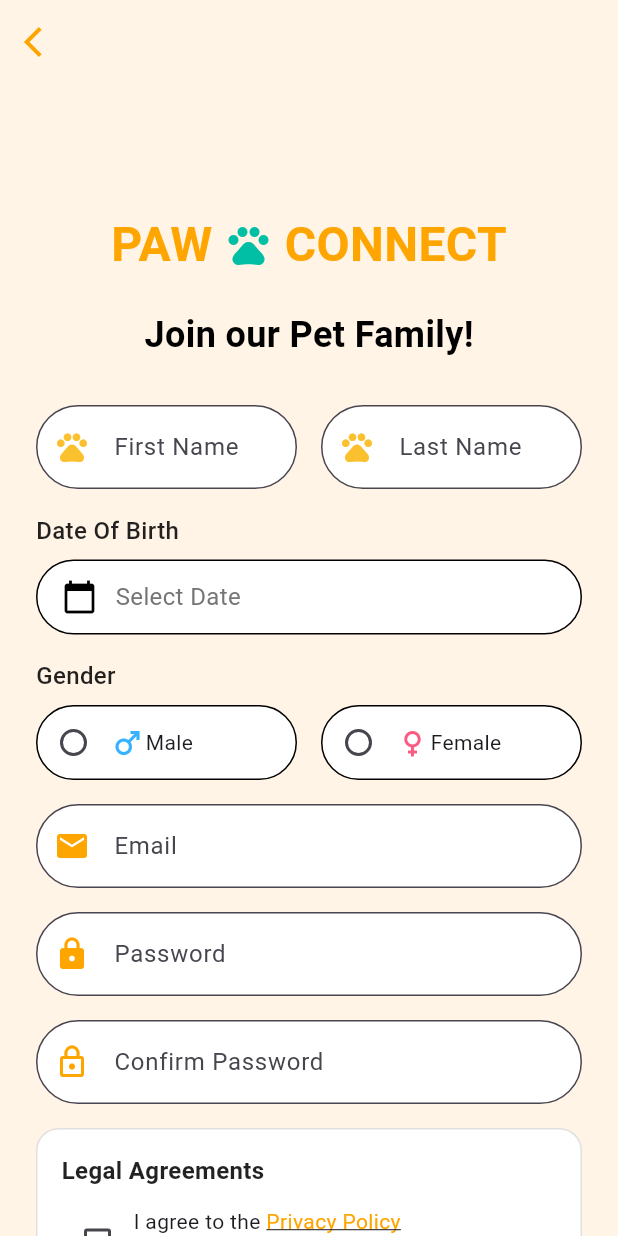
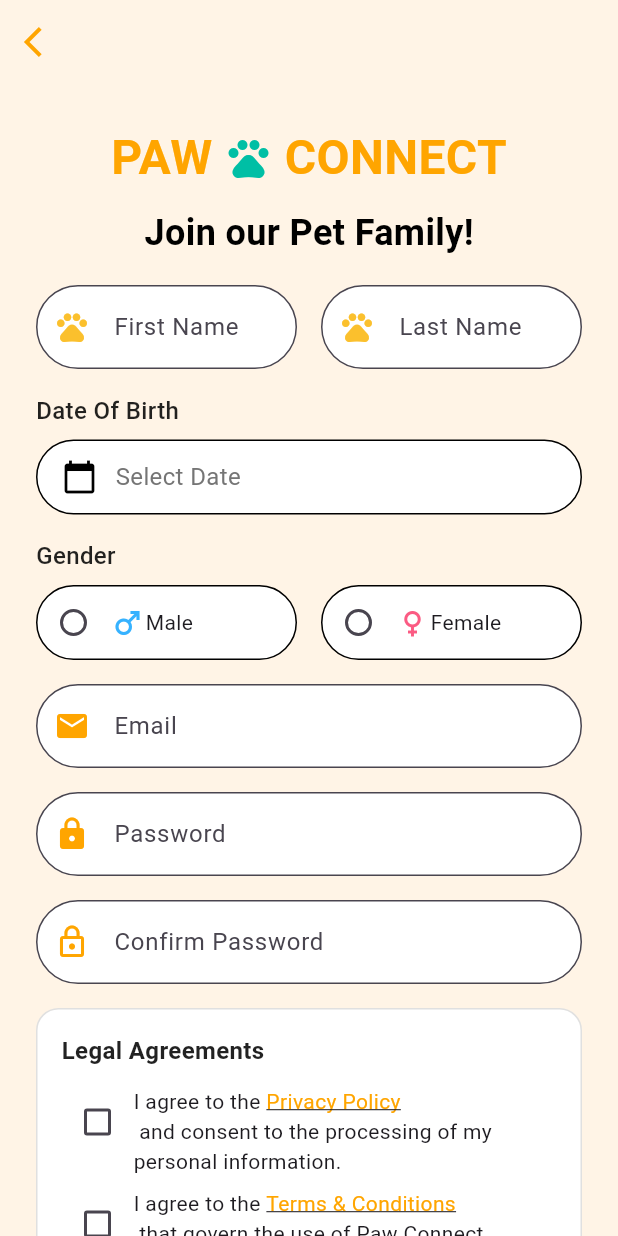
Before and after one commit to summerliah/PawConnect, a Flutter app: the screen it shows after launch, after a tap on an icon or button, on a phone screen of 412 x 824 dp. Run offline on Flutter 3.47's test engine with Material 3 defaults, Android fonts, the phone set to English and light mode, and no system bars; our stand-ins replace camera, image_picker, permission_handler, supabase_flutter; accounts and stored records are empty.

Commit message:
login not scrollable + picstures sa reg page

```diff
--- a/lib/login_page.dart
+++ b/lib/login_page.dart
@@ -223,10 +223,11 @@ class _LoginPageState extends State<LoginPage> {
   Widget build(BuildContext context) {
     return Scaffold(
       backgroundColor: Color(0xFFFFF4E6), // warm pet-friendly background
-      body: SingleChildScrollView(
-        child: Padding(
-          padding: const EdgeInsets.all(24.0),
+      body: Padding(
+        padding: const EdgeInsets.all(24.0),
+        child: Center(
           child: Column(
+            mainAxisSize: MainAxisSize.min,
             mainAxisAlignment: MainAxisAlignment.center,
             children: [
               SizedBox(height: 60),
@@ -322,7 +323,7 @@ class _LoginPageState extends State<LoginPage> {
               ),
               Image.asset(
                 'assets/dog.png',
-                height: 235,
+                height: 200,
                 fit: BoxFit.contain,
               ),
             ],
--- a/lib/register_page.dart
+++ b/lib/register_page.dart
@@ -325,7 +325,7 @@ class _RegisterPageState extends State<RegisterPage> {
           child: Column(
             mainAxisAlignment: MainAxisAlignment.start,
             children: [
-              SizedBox(height: 60),
+              SizedBox(height: 2),
 
               // PAW CONNECT Logo with paw
               Row(
@@ -352,7 +352,7 @@ class _RegisterPageState extends State<RegisterPage> {
                   ),
                 ],
               ),
-              SizedBox(height: 20),
+              SizedBox(height: 10), // Reduced from 20
 
               Text(
                 "Join our Pet Family!",
@@ -362,7 +362,7 @@ class _RegisterPageState extends State<RegisterPage> {
                   color: Colors.black,
                 ),
               ),
-              SizedBox(height: 30),
+              SizedBox(height: 18), // Reduced from 30
 
               // First Name and Last Name fields
               Row(
@@ -776,8 +776,8 @@ class _RegisterPageState extends State<RegisterPage> {
 
               // Cat image at the bottom
               Image.asset(
-                'assets/cat.png',
-                height: 120,
+                'assets/newcat.png',
+                height: 350, // Increased from 120
                 fit: BoxFit.contain,
               ),
             ],
```
Also changed, not shown: assets/newcat.png (added), 12 other files.
